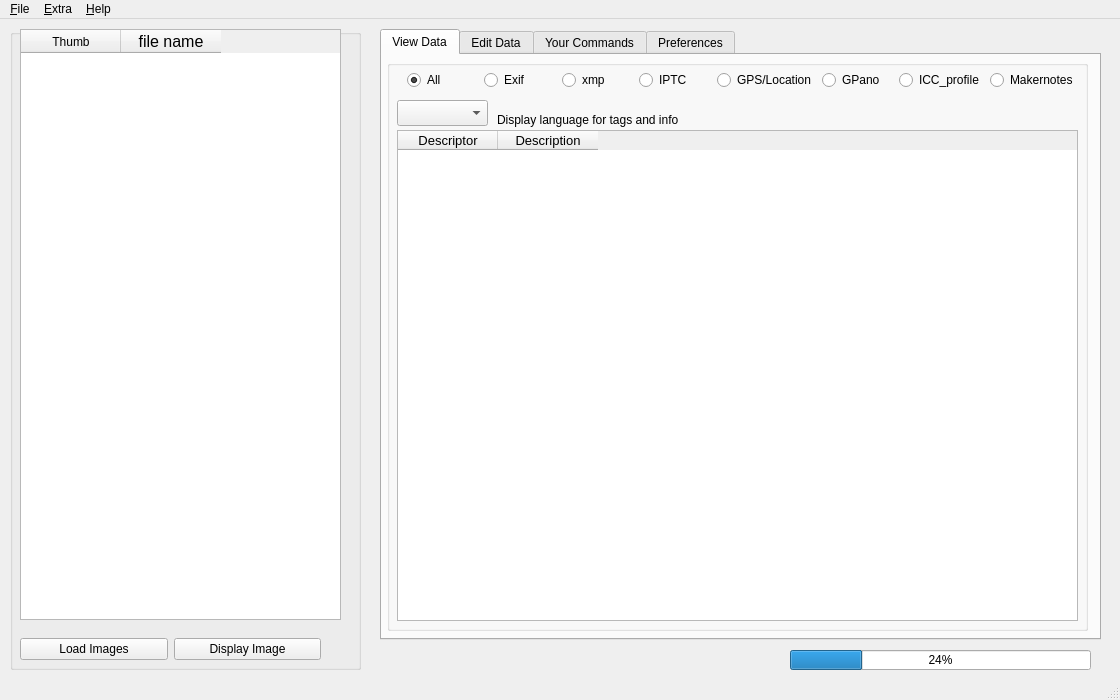
This is scripts/ui/MainWindow.ui in hvdwolf/pyExifToolGUI as Qt 5 draws it before an edit. The edited form follows.
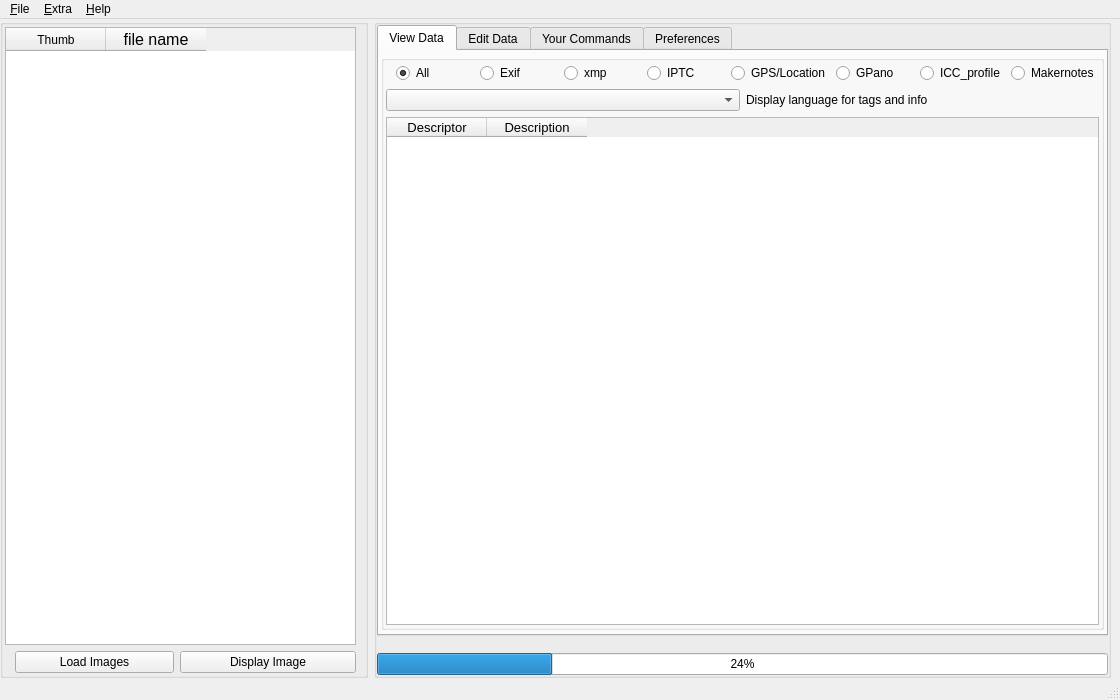
This is the edited form.

The edit to the form file:
```diff
--- a/scripts/ui/MainWindow.ui
+++ b/scripts/ui/MainWindow.ui
@@ -14,7 +14,7 @@
    </rect>
   </property>
   <property name="sizePolicy">
-   <sizepolicy hsizetype="Preferred" vsizetype="Preferred">
+   <sizepolicy hsizetype="Expanding" vsizetype="Expanding">
     <horstretch>0</horstretch>
     <verstretch>0</verstretch>
    </sizepolicy>
@@ -27,61 +27,75 @@
   </property>
   <property name="maximumSize">
    <size>
-    <width>1120</width>
-    <height>700</height>
+    <width>1900</width>
+    <height>1000</height>
    </size>
   </property>
   <property name="windowTitle">
    <string>pyExifToolGUI</string>
   </property>
   <widget class="QWidget" name="centralwidget">
+   <property name="sizePolicy">
+    <sizepolicy hsizetype="Expanding" vsizetype="Expanding">
+     <horstretch>2</horstretch>
+     <verstretch>2</verstretch>
+    </sizepolicy>
+   </property>
+   <property name="minimumSize">
+    <size>
+     <width>1120</width>
+     <height>651</height>
+    </size>
+   </property>
    <property name="accessibleName">
     <string>Main</string>
    </property>
-   <widget class="QProgressBar" name="progressbar">
-    <property name="geometry">
-     <rect>
-      <x>790</x>
-      <y>631</y>
-      <width>301</width>
-      <height>20</height>
-     </rect>
+   <layout class="QGridLayout" name="gridLayout_17">
+    <property name="leftMargin">
+     <number>0</number>
     </property>
-    <property name="value">
-     <number>24</number>
+    <property name="topMargin">
+     <number>0</number>
     </property>
-   </widget>
+    <property name="rightMargin">
+     <number>9</number>
+    </property>
+    <property name="bottomMargin">
+     <number>0</number>
+    </property>
+    <item row="0" column="0">
    <widget class="QGroupBox" name="groupBox">
-    <property name="geometry">
-     <rect>
-      <x>10</x>
-      <y>10</y>
+      <property name="sizePolicy">
+       <sizepolicy hsizetype="Preferred" vsizetype="Expanding">
+        <horstretch>1</horstretch>
+        <verstretch>2</verstretch>
+       </sizepolicy>
+      </property>
+      <property name="minimumSize">
+       <size>
       <width>351</width>
       <height>641</height>
-     </rect>
-    </property>
-    <property name="sizePolicy">
-     <sizepolicy hsizetype="Fixed" vsizetype="Preferred">
-      <horstretch>0</horstretch>
-      <verstretch>0</verstretch>
-     </sizepolicy>
+       </size>
     </property>
     <property name="title">
      <string/>
     </property>
+      <layout class="QGridLayout" name="gridLayout_18">
+       <property name="leftMargin">
+        <number>2</number>
+       </property>
+       <property name="topMargin">
+        <number>2</number>
+       </property>
+       <property name="bottomMargin">
+        <number>2</number>
+       </property>
+       <item row="0" column="0">
     <widget class="QTableWidget" name="MaintableWidget">
-     <property name="geometry">
-      <rect>
-       <x>10</x>
-       <y>0</y>
-       <width>321</width>
-       <height>591</height>
-      </rect>
-     </property>
      <property name="sizePolicy">
-      <sizepolicy hsizetype="Fixed" vsizetype="Expanding">
-       <horstretch>0</horstretch>
-       <verstretch>0</verstretch>
+          <sizepolicy hsizetype="Preferred" vsizetype="Expanding">
+           <horstretch>1</horstretch>
+           <verstretch>2</verstretch>
       </sizepolicy>
      </property>
      <property name="toolTip">
@@ -106,15 +120,8 @@
       </property>
      </column>
     </widget>
-    <widget class="QWidget" name="horizontalLayoutWidget">
-     <property name="geometry">
-      <rect>
-       <x>0</x>
-       <y>600</y>
-       <width>311</width>
-       <height>41</height>
-      </rect>
-     </property>
+       </item>
+       <item row="1" column="0">
      <layout class="QHBoxLayout" name="imagebuttonsLayout">
       <property name="leftMargin">
        <number>10</number>
@@ -152,16 +159,51 @@
        </widget>
       </item>
      </layout>
-    </widget>
-   </widget>
+       </item>
+      </layout>
+     </widget>
+    </item>
+    <item row="0" column="1">
+     <widget class="QGroupBox" name="groupBox_2">
+      <property name="sizePolicy">
+       <sizepolicy hsizetype="Expanding" vsizetype="Expanding">
+        <horstretch>2</horstretch>
+        <verstretch>2</verstretch>
+       </sizepolicy>
+      </property>
+      <property name="title">
+       <string/>
+      </property>
+      <layout class="QGridLayout" name="gridLayout_22">
+       <property name="margin">
+        <number>0</number>
+       </property>
+       <item row="2" column="0" alignment="Qt::AlignBottom">
+        <widget class="QProgressBar" name="progressbar">
+         <property name="sizePolicy">
+          <sizepolicy hsizetype="Expanding" vsizetype="Fixed">
+           <horstretch>2</horstretch>
+           <verstretch>0</verstretch>
+          </sizepolicy>
+         </property>
+         <property name="value">
+          <number>24</number>
+         </property>
+        </widget>
+       </item>
+       <item row="1" column="0" alignment="Qt::AlignTop">
    <widget class="QTabWidget" name="tabWidget">
-    <property name="geometry">
-     <rect>
-      <x>380</x>
-      <y>10</y>
-      <width>721</width>
+         <property name="sizePolicy">
+          <sizepolicy hsizetype="Expanding" vsizetype="Expanding">
+           <horstretch>2</horstretch>
+           <verstretch>2</verstretch>
+          </sizepolicy>
+         </property>
+         <property name="minimumSize">
+          <size>
+           <width>720</width>
       <height>611</height>
-     </rect>
+          </size>
     </property>
     <property name="toolTip">
      <string/>
@@ -170,59 +212,48 @@
      <number>0</number>
     </property>
     <widget class="QWidget" name="generaltab">
+          <property name="sizePolicy">
+           <sizepolicy hsizetype="Expanding" vsizetype="Expanding">
+            <horstretch>2</horstretch>
+            <verstretch>2</verstretch>
+           </sizepolicy>
+          </property>
      <attribute name="title">
       <string>View Data</string>
      </attribute>
-     <widget class="QGroupBox" name="groupBox_2">
-      <property name="geometry">
-       <rect>
-        <x>5</x>
-        <y>5</y>
-        <width>701</width>
-        <height>571</height>
-       </rect>
+          <layout class="QGridLayout" name="gridLayout_19">
+           <property name="leftMargin">
+            <number>2</number>
+           </property>
+           <property name="topMargin">
+            <number>4</number>
+           </property>
+           <property name="rightMargin">
+            <number>2</number>
+           </property>
+           <property name="bottomMargin">
+            <number>4</number>
+           </property>
+           <item row="0" column="0">
+            <widget class="QGroupBox" name="groupBox_3">
+             <property name="sizePolicy">
+              <sizepolicy hsizetype="Expanding" vsizetype="Expanding">
+               <horstretch>2</horstretch>
+               <verstretch>2</verstretch>
+              </sizepolicy>
       </property>
       <property name="title">
        <string/>
       </property>
-      <widget class="QTableWidget" name="exiftableWidget">
-       <property name="geometry">
-        <rect>
-         <x>10</x>
-         <y>70</y>
-         <width>681</width>
-         <height>491</height>
-        </rect>
-       </property>
-       <property name="font">
-        <font>
-         <pointsize>10</pointsize>
-         <weight>50</weight>
-         <italic>false</italic>
-         <bold>false</bold>
-        </font>
-       </property>
-       <column>
-        <property name="text">
-         <string>Descriptor</string>
-        </property>
-       </column>
-       <column>
-        <property name="text">
-         <string>Description</string>
-        </property>
-       </column>
-      </widget>
-      <widget class="QWidget" name="horizontalLayoutWidget_3">
-       <property name="geometry">
-        <rect>
-         <x>10</x>
-         <y>0</y>
-         <width>681</width>
-         <height>41</height>
-        </rect>
-       </property>
+             <layout class="QGridLayout" name="gridLayout_23">
+              <property name="margin">
+               <number>2</number>
+              </property>
+              <item row="0" column="0" colspan="2">
        <layout class="QHBoxLayout" name="horizontalLayout_2">
+                <property name="sizeConstraint">
+                 <enum>QLayout::SetDefaultConstraint</enum>
+                </property>
         <property name="leftMargin">
          <number>10</number>
         </property>
@@ -304,16 +335,9 @@
          </widget>
         </item>
        </layout>
-      </widget>
+              </item>
+              <item row="1" column="0">
       <widget class="QComboBox" name="comboBox_languages">
-       <property name="geometry">
-        <rect>
-         <x>10</x>
-         <y>40</y>
-         <width>91</width>
-         <height>26</height>
-        </rect>
-       </property>
        <property name="toolTip">
         <string>Select an ExifTool supported display language</string>
        </property>
@@ -326,20 +350,46 @@
         </property>
        </item>
       </widget>
+              </item>
+              <item row="1" column="1">
       <widget class="QLabel" name="label_longlanguage">
-       <property name="geometry">
-        <rect>
-         <x>110</x>
-         <y>50</y>
-         <width>501</width>
-         <height>20</height>
-        </rect>
-       </property>
        <property name="text">
         <string>Display language for tags and info</string>
        </property>
       </widget>
-     </widget>
+              </item>
+              <item row="2" column="0" colspan="2">
+               <widget class="QTableWidget" name="exiftableWidget">
+                <property name="sizePolicy">
+                 <sizepolicy hsizetype="Expanding" vsizetype="Expanding">
+                  <horstretch>2</horstretch>
+                  <verstretch>2</verstretch>
+                 </sizepolicy>
+                </property>
+                <property name="font">
+                 <font>
+                  <pointsize>10</pointsize>
+                  <weight>50</weight>
+                  <italic>false</italic>
+                  <bold>false</bold>
+                 </font>
+                </property>
+                <column>
+                 <property name="text">
+                  <string>Descriptor</string>
+                 </property>
+                </column>
+                <column>
+                 <property name="text">
+                  <string>Description</string>
+                 </property>
+                </column>
+               </widget>
+              </item>
+             </layout>
+            </widget>
+           </item>
+          </layout>
     </widget>
     <widget class="QWidget" name="edittab">
      <attribute name="title">
@@ -494,7 +544,7 @@
         <property name="lineWidth">
          <number>2</number>
         </property>
-        <widget class="QGroupBox" name="groupBox_3">
+               <widget class="QGroupBox" name="groupBox_4">
          <property name="geometry">
           <rect>
            <x>0</x>
@@ -3996,6 +4046,11 @@
      </widget>
     </widget>
    </widget>
+       </item>
+      </layout>
+     </widget>
+    </item>
+   </layout>
   </widget>
   <widget class="QMenuBar" name="menubar">
    <property name="geometry">
```
Left out of the diff: 226 changed lines with no effect on the pictures. Lines whose indentation alone changed are shown as unchanged.
